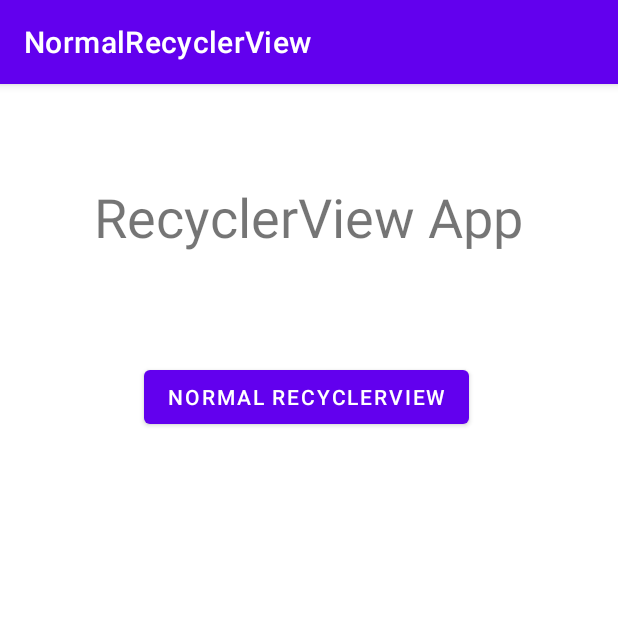
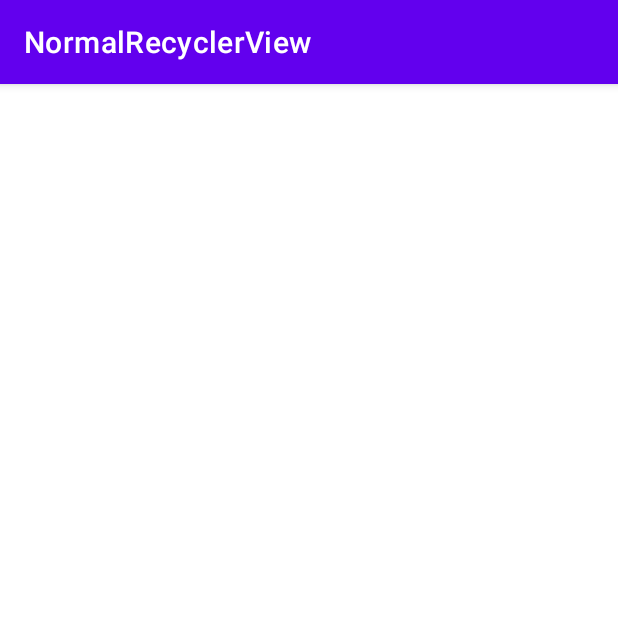
Before and after one commit to Mngatia/NormalRecyclerView, an Android app: the screen it shows after launch (MainActivity before the commit, NormalRecyclerView after it), after a tap on "NORMAL RECYCLERVIEW", on a phone screen of 412 x 824 dp, the top half of it. Run offline under Robolectric (Android 15) with nearby library versions, the phone set to English and light mode, and no system bars.

Commit message:
Normal RecyclerView.

```diff
--- a/app/src/main/java/com/example/normalrecyclerview/MainActivity.java
+++ b/app/src/main/java/com/example/normalrecyclerview/MainActivity.java
@@ -6,6 +6,8 @@ import android.content.Intent;
 import android.os.Bundle;
 import android.view.View;
 import android.widget.Button;
+
+import com.example.normalrecyclerview.normalrecycler.NormalRecyclerView;
 
 public class MainActivity extends AppCompatActivity {
 
@@ -20,7 +22,8 @@ public class MainActivity extends AppCompatActivity {
         btn1.setOnClickListener(new View.OnClickListener() {
             @Override
             public void onClick(View view) {
-                Intent i = new Intent(this, )
+                Intent i = new Intent(MainActivity.this, NormalRecyclerView.class);
+                startActivity(i);
             }
         });
 
--- a/app/src/main/java/com/example/normalrecyclerview/normalrecycler/NormalRecyclerView.java
+++ b/app/src/main/java/com/example/normalrecyclerview/normalrecycler/NormalRecyclerView.java
@@ -1,16 +1,42 @@
 package com.example.normalrecyclerview.normalrecycler;
 
 import androidx.appcompat.app.AppCompatActivity;
+import androidx.recyclerview.widget.DividerItemDecoration;
+import androidx.recyclerview.widget.LinearLayoutManager;
+import androidx.recyclerview.widget.RecyclerView;
 
 import android.os.Bundle;
+import android.widget.LinearLayout;
 
 import com.example.normalrecyclerview.R;
 
+import java.util.ArrayList;
+
 public class NormalRecyclerView extends AppCompatActivity {
+
+    RecyclerView normal_recycler;
+
+    private PlanetAdapter adapter;
+    private ArrayList<Planet> planetArrayList;
 
     @Override
     protected void onCreate(Bundle savedInstanceState) {
         super.onCreate(savedInstanceState);
         setContentView(R.layout.activity_normal_recycler_view);
+
+        normal_recycler = findViewById(R.id.normal_recycler);
+
+        normal_recycler.setLayoutManager(new LinearLayoutManager(this));
+        planetArrayList = new ArrayList<>();
+        adapter = new PlanetAdapter(this, planetArrayList);
+        normal_recycler.setAdapter(adapter);
+        normal_recycler.addItemDecoration(new DividerItemDecoration(this,
+                LinearLayout.VERTICAL));
+        createListData();
+    }
+
+    private void createListData() {
+
+        //Method - adding data to recyclerview
     }
 }
--- /dev/null
+++ b/app/src/main/java/com/example/normalrecyclerview/normalrecycler/PlanetAdapter.java
@@ -0,0 +1,50 @@
+package com.example.normalrecyclerview.normalrecycler;
+
+import android.content.Context;
+import android.view.View;
+import android.view.ViewGroup;
+import android.widget.TextView;
+
+import androidx.annotation.NonNull;
+import androidx.recyclerview.widget.RecyclerView;
+
+import java.util.ArrayList;
+
+public class PlanetAdapter extends RecyclerView.Adapter<PlanetAdapter.PlanetHolder> {
+
+    //Adapter class has 2 classes - Planet Adapter, Planet Holder
+
+    private Context context;
+    private ArrayList<Planet> planets;
+
+    //constructor
+    public PlanetAdapter(Context context, ArrayList<Planet> planets) {
+        this.context = context;
+        this.planets = planets;
+    }
+
+    @NonNull
+    @Override
+    public PlanetAdapter.PlanetHolder onCreateViewHolder(@NonNull ViewGroup parent, int viewType) {
+        return null;
+    }
+
+    @Override
+    public void onBindViewHolder(@NonNull PlanetAdapter.PlanetHolder holder, int position) {
+
+    }
+
+    @Override
+    public int getItemCount() {
+        return 0;
+    }
+//. Planet Holder
+    public class PlanetHolder extends RecyclerView.ViewHolder {
+
+        private TextView txtName, txtDistance, txtGravity, txtDiameter;
+
+        public PlanetHolder(@NonNull View itemView) {
+            super(itemView);
+        }
+    }
+}
--- a/app/src/main/res/layout/activity_normal_recycler_view.xml
+++ b/app/src/main/res/layout/activity_normal_recycler_view.xml
@@ -6,4 +6,12 @@
     android:layout_height="match_parent"
     tools:context=".normalrecycler.NormalRecyclerView">
 
+    <androidx.recyclerview.widget.RecyclerView
+        android:id="@+id/normal_recycler"
+        android:layout_width="match_parent"
+        android:layout_height="match_parent"
+        app:layout_constraintBottom_toBottomOf="parent"
+        app:layout_constraintEnd_toEndOf="parent"
+        app:layout_constraintStart_toStartOf="parent"
+        app:layout_constraintTop_toTopOf="parent" />
 </androidx.constraintlayout.widget.ConstraintLayout>
```
Also changed, not shown: app/src/main/java/com/example/normalrecyclerview/normalrecycler/Planet.java (added, +35 -0 lines), app/src/main/res/layout/plant_layout_item.xml (added, +55 -0 lines).
